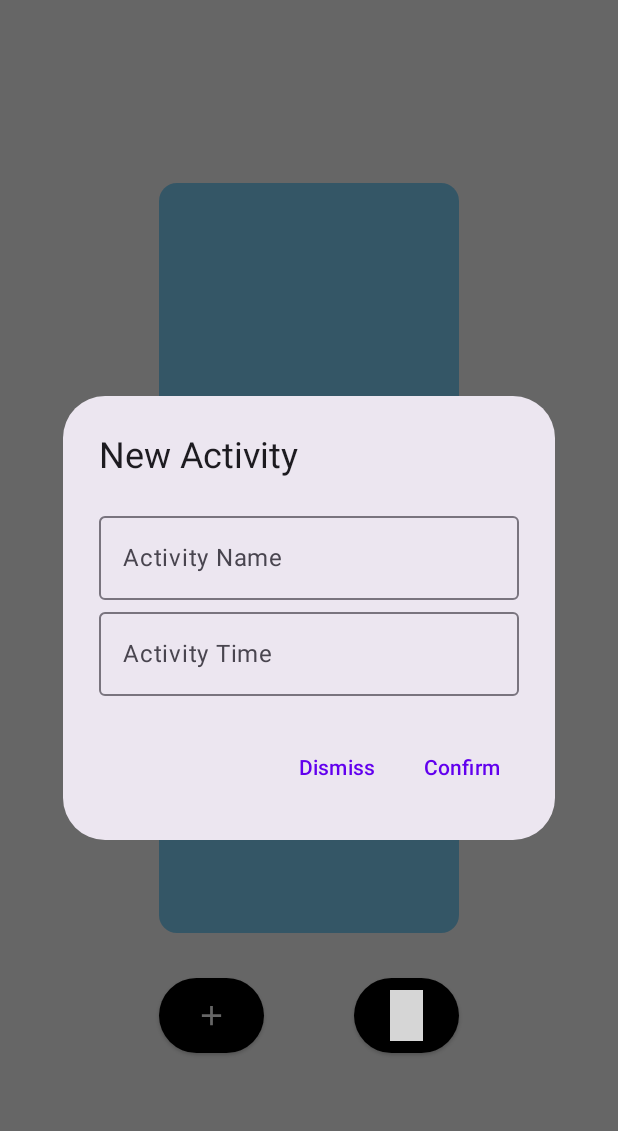
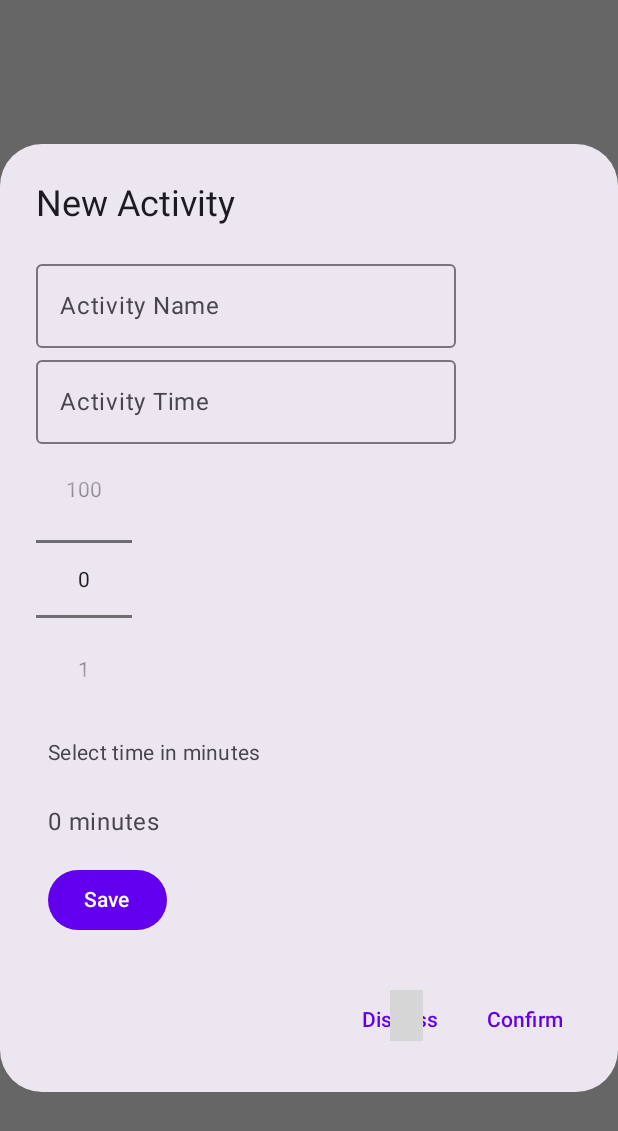
Before and after one commit to rakshith111/Time-Stack, an Android app built with Jetpack Compose: the screen it shows after launch (MainActivity), after a tap on "menu", on a phone screen of 412 x 824 dp. Shown: the top 1131 px of the screen. Run offline under Robolectric (Android 15) with nearby library versions, the phone set to English and light mode, and no system bars; 1 statement that could not run was skipped; grey boxes are pictures that could not be loaded.

Commit message:
animation resetting during recomposition, use system time to get the present time.

```diff
--- a/TimeStackAndroidApp/TimeStackBeta/app/src/main/java/com/example/timestackbeta/MainActivity.kt
+++ b/TimeStackAndroidApp/TimeStackBeta/app/src/main/java/com/example/timestackbeta/MainActivity.kt
@@ -1,7 +1,6 @@
 package com.example.timestackbeta
 
 
-import android.content.Context
 import android.os.Bundle
 import androidx.activity.ComponentActivity
 import androidx.activity.compose.setContent
@@ -25,8 +24,6 @@ class MainActivity : ComponentActivity() {
                     modifier = Modifier.fillMaxSize(),
                     color = MaterialTheme.colorScheme.background
                 ) {
-                    var openDialog by remember { mutableStateOf(false) }
-
                     Greeting("Android")
                     Container(context = this)
                 }
--- a/TimeStackAndroidApp/TimeStackBeta/app/src/main/java/com/example/timestackbeta/ui/AddInputDialogBox.kt
+++ b/TimeStackAndroidApp/TimeStackBeta/app/src/main/java/com/example/timestackbeta/ui/AddInputDialogBox.kt
@@ -30,6 +30,7 @@ fun AddInputDialog(
                     onValueChange = onActivityTimeChange,
                     label = { Text("Activity Time") }
                 )
+                TimePicker(onTimeSelected = { println("d") })
             }
         },
         confirmButton = {
--- a/TimeStackAndroidApp/TimeStackBeta/app/src/main/java/com/example/timestackbeta/ui/Container.kt
+++ b/TimeStackAndroidApp/TimeStackBeta/app/src/main/java/com/example/timestackbeta/ui/Container.kt
@@ -3,11 +3,12 @@ package com.example.timestackbeta.ui
 
 import AddInputDialog
 import android.content.Context
+import android.util.Log
 import android.widget.Toast
 import androidx.compose.foundation.background
 import androidx.compose.foundation.layout.*
 import androidx.compose.foundation.lazy.LazyColumn
-import androidx.compose.foundation.lazy.items
+import androidx.compose.foundation.lazy.itemsIndexed
 import androidx.compose.foundation.shape.RoundedCornerShape
 import androidx.compose.material.icons.Icons
 import androidx.compose.material.icons.filled.Add
@@ -24,12 +25,13 @@ import androidx.compose.ui.unit.sp
 
 
 @Composable
-fun Container(context:Context){
-    val activityNameList = remember {mutableStateListOf<String>()}
-    val activityTimeList = remember {mutableStateListOf<String>()}
-    var activityName by remember {mutableStateOf("")}
-    var activityTime by remember {mutableStateOf("")}
-    var openDialog by remember { mutableStateOf(false)}
+fun Container(context:Context) {
+    val activityNameList = remember { mutableStateListOf<String>() }
+    val activityTimeList = remember { mutableStateListOf<Long>() }
+    val startTime = remember { mutableStateListOf<Long>() }
+    var activityName by remember { mutableStateOf("") }
+    var activityTime by remember { mutableStateOf("") }
+    var openDialog by remember { mutableStateOf(false) }
     Box(
         modifier = Modifier
             .background(color = Color.White)
@@ -43,60 +45,69 @@ fun Container(context:Context){
                     .background(color = Color(0xFF82D8FF))
             ) {
                 LazyColumn(Modifier.fillMaxHeight(), verticalArrangement = Arrangement.Center) {
-
-                    items(activityNameList){currentName:String->
-                        Loader()
-                        Text(currentName, textAlign = TextAlign.Center,
+                    itemsIndexed(activityNameList){
+                        index, item ->
+                        val endTime = System.currentTimeMillis()
+                        val elapsedTime = endTime - startTime[index]
+                        Log.i("start_time","${index + 1} $elapsedTime elapsed time ${activityNameList.size}")
+                        Loader(elapsedTime, activityTimeList[index])
+                        Text(
+                            item, textAlign = TextAlign.Center,
                             modifier = Modifier.fillMaxWidth(),
                             fontWeight = FontWeight.Bold
                         )
 
-                        Text(activityTimeList[activityNameList.indexOf(currentName)],
+                        Text(
+                            "${activityTimeList[index]}",
                             textAlign = TextAlign.Center,
                             modifier = Modifier.fillMaxWidth(),
-                            fontWeight = FontWeight.Bold)
+                            fontWeight = FontWeight.Bold
+                        )
                     }
                 }
             }
             Spacer(modifier = Modifier.size(30.dp))
-            Row() {
+            Row {
                 ElevatedButton(onClick = {
                     openDialog = true
-                }, Modifier.size(70.dp,50.dp),colors = ButtonDefaults.buttonColors(Color.Black)) {
-                        Icon(Icons.Filled.Add, "menu",
-                            Modifier.fillMaxSize(),
-                            tint = Color.White)
+                }, Modifier.size(70.dp, 50.dp), colors = ButtonDefaults.buttonColors(Color.Black)) {
+                    Icon(
+                        Icons.Filled.Add, "menu",
+                        Modifier.fillMaxSize(),
+                        tint = Color.White
+                    )
                 }
 
-                Spacer(modifier = Modifier.width( 60.dp))
+                Spacer(modifier = Modifier.width(60.dp))
                 ElevatedButton(onClick = {
                     openDialog = true
-                }, Modifier.size(70.dp, 50.dp), colors = ButtonDefaults.buttonColors(Color.Black)){
-                        Text(text = "-", Modifier.fillMaxHeight(),
-                            Color.White,
-                            25.sp,
-                            textAlign = TextAlign.Center,
-                            fontWeight = FontWeight.ExtraBold)
-                    }
-
+                }, Modifier.size(70.dp, 50.dp), colors = ButtonDefaults.buttonColors(Color.Black)) {
+                    Text(
+                        text = "-", Modifier.fillMaxHeight(),
+                        Color.White,
+                        25.sp,
+                        textAlign = TextAlign.Center,
+                        fontWeight = FontWeight.ExtraBold
+                    )
+                }
             }
-
         }
-
-
     }
     if (openDialog) {
         AddInputDialog(
             onConfirm = {
                 Toast.makeText(context, "saved", Toast.LENGTH_SHORT).show()
                 activityNameList.add(activityName)
-                activityTimeList.add(activityTime)
-                println(activityName)
+                activityTimeList.add(activityTime.toLong())
+                startTime.add(System.currentTimeMillis())
+                for (i in startTime){
+                    Log.i("start_time", "$i Hello")
+                }
                 openDialog = false
             },
             onDismiss = { openDialog = false },
-            activityName = activityName, onActivityNameChange = {activityName= it},
-            activityTime = activityTime, onActivityTimeChange = { activityTime = it}
+            activityName = activityName, onActivityNameChange = { activityName = it },
+            activityTime = activityTime, onActivityTimeChange = { activityTime = it }
         )
     }
 }
--- /dev/null
+++ b/TimeStackAndroidApp/TimeStackBeta/app/src/main/java/com/example/timestackbeta/ui/NumberPicker.kt
@@ -0,0 +1,44 @@
+import android.widget.NumberPicker
+import androidx.compose.foundation.layout.*
+import androidx.compose.material3.Button
+import androidx.compose.material3.MaterialTheme
+import androidx.compose.material3.Text
+import androidx.compose.runtime.*
+import androidx.compose.ui.Modifier
+import androidx.compose.ui.unit.dp
+import androidx.compose.ui.viewinterop.AndroidView
+
+@Composable
+fun TimePicker(onTimeSelected: (Int) -> Unit) {
+    var selectedTime by remember { mutableStateOf(0) }
+    AndroidView(factory = { context ->
+        NumberPicker(context).apply {
+            minValue = 0
+            maxValue = 100
+            setOnValueChangedListener { _, _, newVal ->
+                selectedTime = newVal
+            }
+        }
+    })
+
+    Column(modifier = Modifier.fillMaxWidth()) {
+        Text(
+            text = "Select time in minutes",
+            style = MaterialTheme.typography.bodyMedium,
+            modifier = Modifier.padding(vertical = 16.dp, horizontal = 8.dp)
+        )
+
+        Text(
+            text = "$selectedTime minutes",
+            style = MaterialTheme.typography.bodyLarge,
+            modifier = Modifier.padding(vertical = 8.dp, horizontal = 8.dp)
+        )
+
+        Button(
+            onClick = { onTimeSelected(selectedTime) },
+            modifier = Modifier.padding(8.dp)
+        ) {
+            Text(text = "Save")
+        }
+    }
+}
```
Also changed, not shown: TimeStackAndroidApp/TimeStackBeta/app/src/main/java/com/example/timestackbeta/ui/StackDesign.kt (+11 -6 lines).
